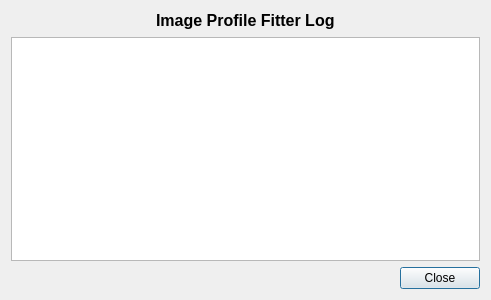
First picture: the form in code/display/QtPlotter/SpecFitLogDialog.ui, repository radio-astro/casa, before the edit.
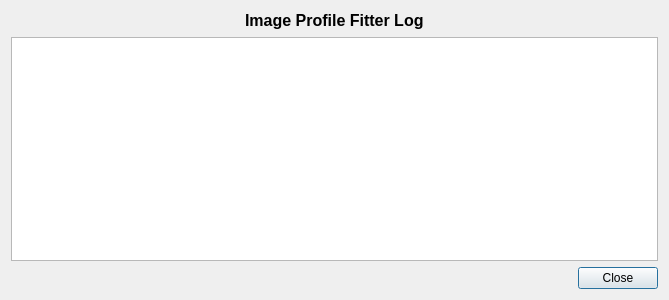
Second picture: the form after the edit.

What changed in the file:
```diff
--- a/code/display/QtPlotter/SpecFitLogDialog.ui
+++ b/code/display/QtPlotter/SpecFitLogDialog.ui
@@ -6,7 +6,7 @@
    <rect>
     <x>0</x>
     <y>0</y>
-    <width>491</width>
+    <width>669</width>
     <height>300</height>
    </rect>
   </property>
```
